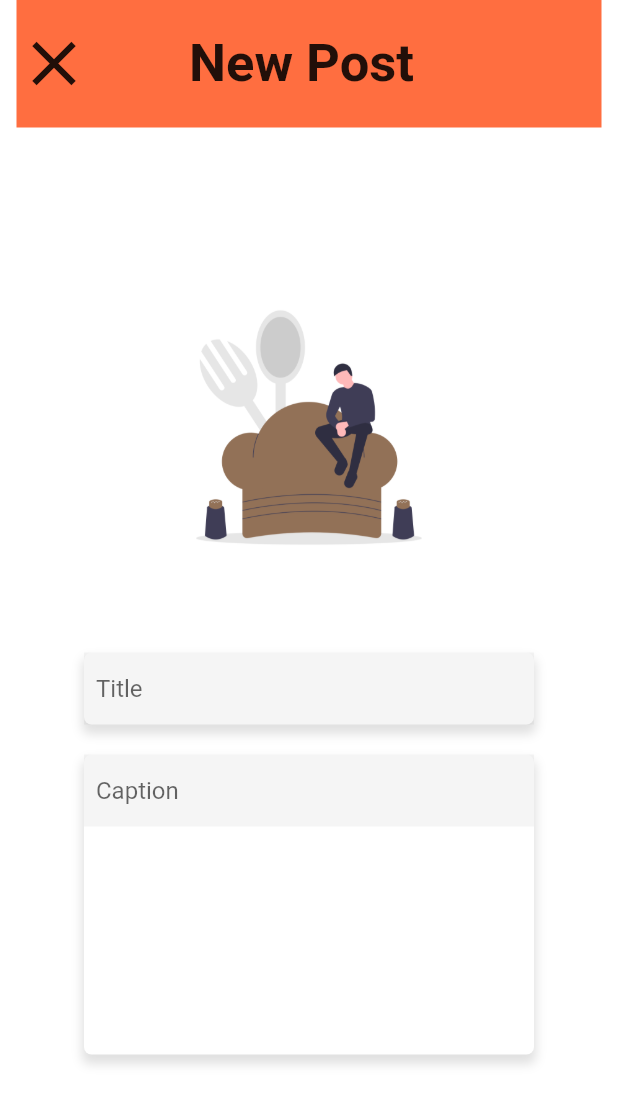
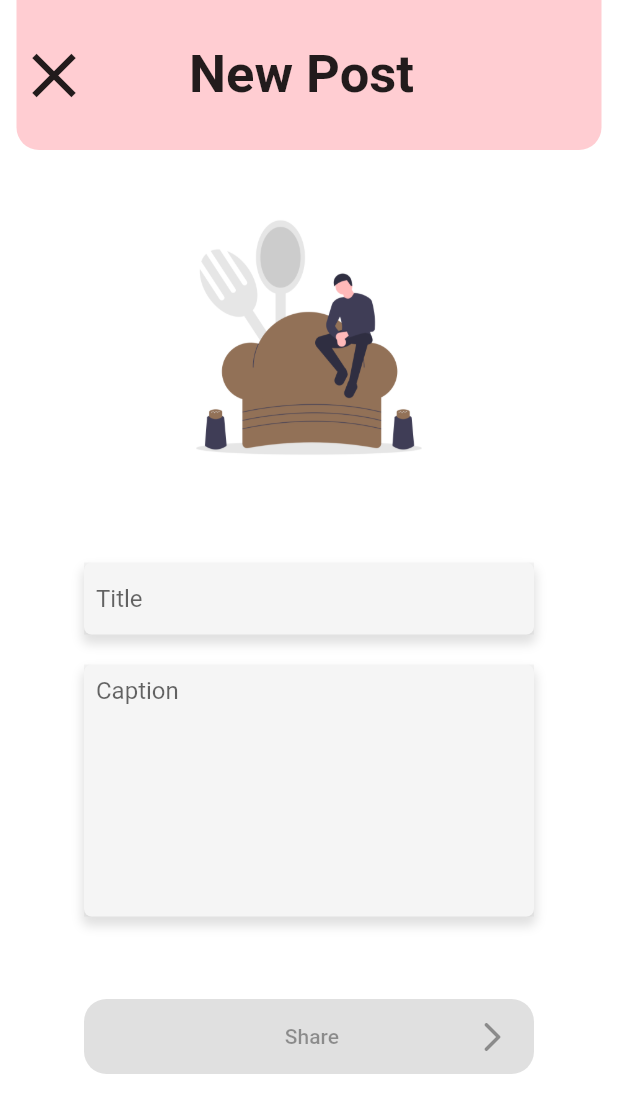
Before and after one commit to kimcchen/kitch, a Flutter app: the screen it shows after launch, on a phone screen of 412 x 824 dp. Shown: the top 1113 px of the screen. Run offline on Flutter 3.47's test engine with Material 2 defaults, Android fonts, the light colour scheme and no system bars; our stand-ins replace cloud_firestore, firebase_auth, firebase_core, flutter_svg; accounts and stored records are empty.

Commit message:
updated Post Screen UI and fixed android emulator bug

```diff
--- a/lib/screens/login_email_password_screen.dart
+++ b/lib/screens/login_email_password_screen.dart
@@ -100,6 +100,7 @@ class _EmailPasswordLoginState extends State<EmailPasswordLogin> {
                         textEditingController: emailController,
                         hintText: 'Email',
                         textInputType: TextInputType.emailAddress,
+                        maxLines: 1,
                       ),
                     ),
                     Container(
@@ -109,6 +110,7 @@ class _EmailPasswordLoginState extends State<EmailPasswordLogin> {
                         hintText: 'Password',
                         textInputType: TextInputType.text,
                         isPass: true,
+                        maxLines: 1,
                       ),
                     ),
                     Container(
--- a/lib/screens/new_post_screen.dart
+++ b/lib/screens/new_post_screen.dart
@@ -22,17 +22,22 @@ class _NewPostState extends State<NewPost> {
 
   @override
   Widget build(BuildContext context) {
-    return SafeArea(
-        child: Scaffold(
+    return Scaffold(
       backgroundColor: Colors.white,
       body: Center(
         child: Column(
           mainAxisAlignment: MainAxisAlignment.start,
           children: [
             Container(
+              decoration: BoxDecoration(
+                borderRadius: BorderRadius.only(
+                    bottomRight: Radius.circular(15),
+                    bottomLeft: Radius.circular(15)),
+                color: Colors.red[100],
+              ),
               width: 390,
-              height: 85,
-              color: Colors.deepOrangeAccent,
+              height: 100,
+              // color: Colors.red[100],
               child: Row(
                 mainAxisAlignment: MainAxisAlignment.start,
                 children: [
@@ -51,7 +56,7 @@ class _NewPostState extends State<NewPost> {
               ),
             ),
             SizedBox(
-              height: 100,
+              height: 25,
             ),
             Container(
               width: 200,
@@ -62,23 +67,52 @@ class _NewPostState extends State<NewPost> {
               height: 50,
             ),
             TextFieldInput(
-                textEditingController: titleController,
-                hintText: 'Title',
-                textInputType: TextInputType.text),
+              textEditingController: titleController,
+              hintText: 'Title',
+              textInputType: TextInputType.text,
+              maxLines: 1,
+            ),
             SizedBox(
               height: 20,
             ),
             Container(
-              height: 200,
               child: TextFieldInput(
-                  textEditingController: captionController,
-                  hintText: 'Caption',
-                  textInputType: TextInputType.text),
-            )
+                textEditingController: captionController,
+                hintText: 'Caption',
+                textInputType: TextInputType.text,
+                maxLines: 8,
+              ),
+            ),
+            Container(
+              padding: const EdgeInsets.only(top: 55),
+              child: SizedBox(
+                width: 300,
+                height: 50,
+                child: ElevatedButton(
+                  onPressed: null,
+                  style: ElevatedButton.styleFrom(
+                    primary: Colors.black,
+                    shape: RoundedRectangleBorder(
+                      borderRadius: BorderRadius.circular(15),
+                    ),
+                  ),
+                  child: Row(
+                    mainAxisAlignment: MainAxisAlignment.end,
+                    children: const [
+                      Text('Share'),
+                      SizedBox(
+                        width: 90,
+                      ),
+                      Icon(Icons.arrow_forward_ios_rounded),
+                    ],
+                  ),
+                ),
+              ),
+            ),
           ],
         ),
       ),
-    ));
+    );
   }
 }
 //    return Scaffold(
--- a/lib/screens/signup_email_password_screen.dart
+++ b/lib/screens/signup_email_password_screen.dart
@@ -112,11 +112,13 @@ class _EmailPasswordSignupState extends State<EmailPasswordSignup> {
                             textEditingController: fullNameController,
                             hintText: 'Full Name',
                             textInputType: TextInputType.emailAddress,
+                            maxLines: 1,
                           ),
                           TextFieldInput(
                             textEditingController: emailController,
                             hintText: 'Email',
                             textInputType: TextInputType.text,
+                            maxLines: 1,
                           ),
                           // SizedBox(
                           //   height:,
@@ -125,11 +127,13 @@ class _EmailPasswordSignupState extends State<EmailPasswordSignup> {
                             textEditingController: usernameController,
                             hintText: 'Username',
                             textInputType: TextInputType.emailAddress,
+                            maxLines: 1,
                           ),
                           TextFieldInput(
                             textEditingController: passwordController,
                             hintText: 'Password',
                             textInputType: TextInputType.text,
+                            maxLines: 1,
                           ),
                         ],
                       ),
--- a/lib/widgets/text_field_input.dart
+++ b/lib/widgets/text_field_input.dart
@@ -5,12 +5,14 @@ class TextFieldInput extends StatelessWidget {
   final bool isPass;
   final String hintText;
   final TextInputType textInputType;
+  final int maxLines;
   const TextFieldInput({
     Key? key,
     required this.textEditingController,
     this.isPass = false,
     required this.hintText,
     required this.textInputType,
+    required this.maxLines,
   }) : super(key: key);
 
   @override
@@ -41,6 +43,7 @@ class TextFieldInput extends StatelessWidget {
         ),
         keyboardType: textInputType,
         obscureText: isPass,
+        maxLines: maxLines,
       ),
     );
   }
```
Also changed, not shown: 4 other files.
